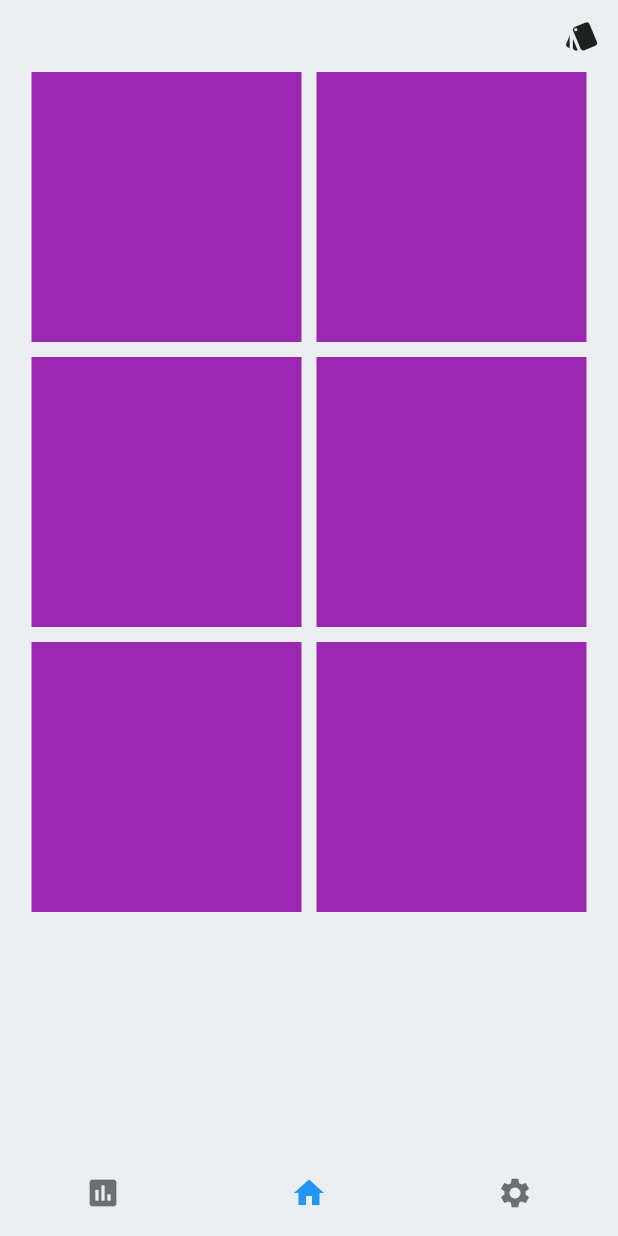
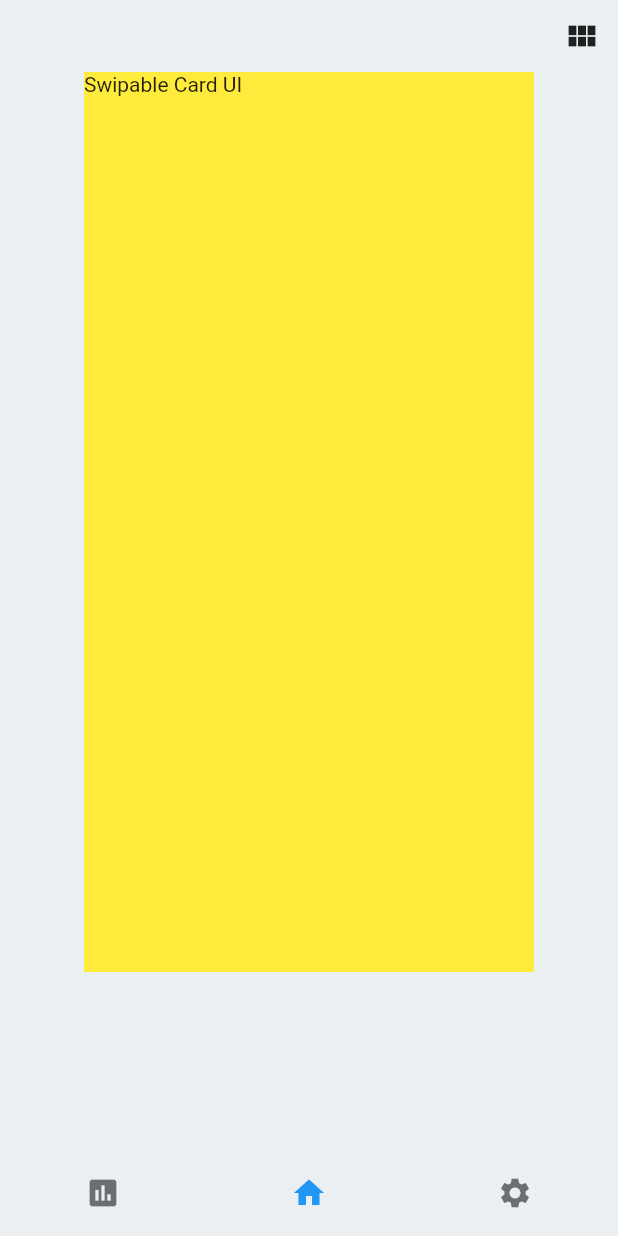
Before and after one commit to kyo-waku/Chobit, a Flutter app: the screen it shows after launch, item 2 of the bottom bar chosen, on a phone screen of 412 x 824 dp. Run offline on Flutter 3.47's test engine with Material 2 defaults, Android fonts, the phone set to English and light mode, and no system bars.

Commit message:
アイコン逆になってた

```diff
--- a/lib/card.dart
+++ b/lib/card.dart
@@ -7,7 +7,7 @@ class CardWidget extends StatefulWidget {
 }
 
 class _CardWidgetState extends State<CardWidget> {
-  int _cardViewMode = 0;
+  int _cardViewMode = 0; // 0 : Swipable, 1: Arranged
   void _onCardViewModeTapped() {
     setState(() {
       if (_cardViewMode == 0) {
@@ -27,19 +27,12 @@ class _CardWidgetState extends State<CardWidget> {
             alignment: Alignment.topRight,
             child: IconButton(
               icon: _cardViewMode == 0
-                  ? Icon(Icons.style)
-                  : Icon(Icons.view_module),
+                  ? Icon(Icons.view_module)
+                  : Icon(Icons.style),
               onPressed: _onCardViewModeTapped,
             ),
           ),
-          _cardViewMode == 0
-              ? SwipableCardWidget()
-              : Container(
-                  width: 300,
-                  height: 600,
-                  color: Colors.yellow,
-                  child: Text('Swipable Card UI'),
-                ),
+          _cardViewMode == 0 ? SwipableCardWidget() : ArrangedCardWidget()
         ],
       ),
     ));
@@ -47,6 +40,18 @@ class _CardWidgetState extends State<CardWidget> {
 }
 
 class SwipableCardWidget extends StatelessWidget {
+  @override
+  Widget build(BuildContext context) {
+    return (Container(
+      width: 300,
+      height: 600,
+      color: Colors.yellow,
+      child: Text('Swipable Card UI'),
+    ));
+  }
+}
+
+class ArrangedCardWidget extends StatelessWidget {
   @override
   Widget build(BuildContext context) {
     return (Wrap(
```
